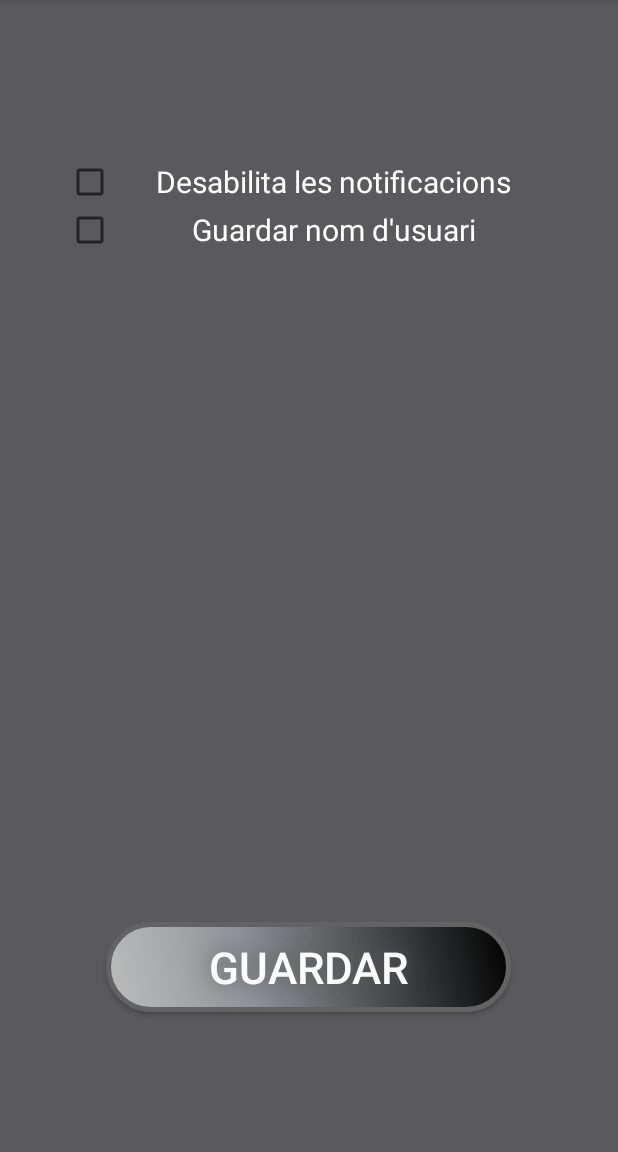
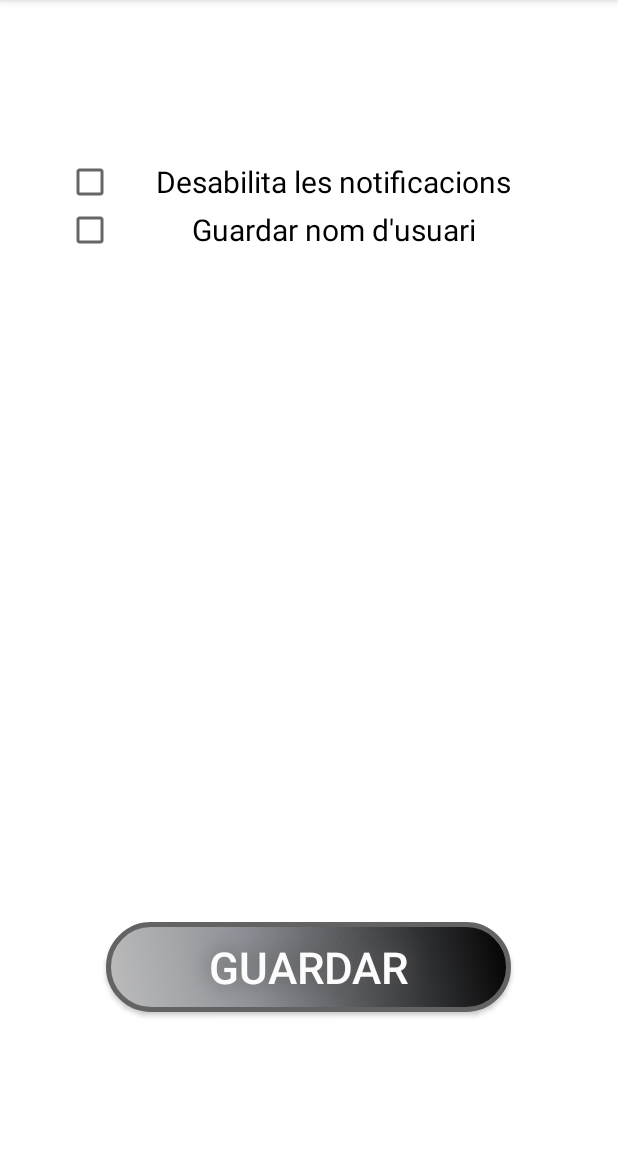
Before and after one commit to dcasajus/ForkPoint, an Android app: the fragment OpcionsFragment placed in its activity, on a phone screen of 412 x 824 dp, the part 84-1236 px from its top. Run offline under Robolectric (Android 15) with nearby library versions, the phone set to English and light mode, and no system bars; 1 statement that could not run was skipped.

Commit message:
Implements funcionality camara and change view in Options

```diff
--- a/app/src/main/res/layout/fragment_opcions.xml
+++ b/app/src/main/res/layout/fragment_opcions.xml
@@ -2,7 +2,7 @@
 <RelativeLayout xmlns:android="http://schemas.android.com/apk/res/android"
     android:orientation="vertical" android:layout_width="match_parent"
     android:layout_height="match_parent"
-    android:background="@color/button_material_dark"
+    android:background="#FFF"
     android:weightSum="1">
 
     <CheckBox
@@ -13,7 +13,7 @@
         android:layout_weight="0.13"
         android:checked="false"
         android:textSize="20dp"
-        android:textColor="#FFF"
+        android:textColor="#000"
         android:paddingLeft="0dp"
         android:gravity="center_vertical"
         android:textAlignment="center"
@@ -27,7 +27,7 @@
         android:text="Guardar nom d&apos;usuari"
         android:layout_weight="0.13"
         android:checked="false"
-        android:textColor="#FFF"
+        android:textColor="#000"
         android:textSize="20dp"
         android:paddingLeft="0dp"
         android:gravity="center_vertical"
```
Also changed, not shown: app/src/main/AndroidManifest.xml (+7 -0 lines), app/src/main/java/com/pp/dcasajus/forkpoint/LocalDetall/ContingutLocal/Photos.java (+14 -0 lines).
